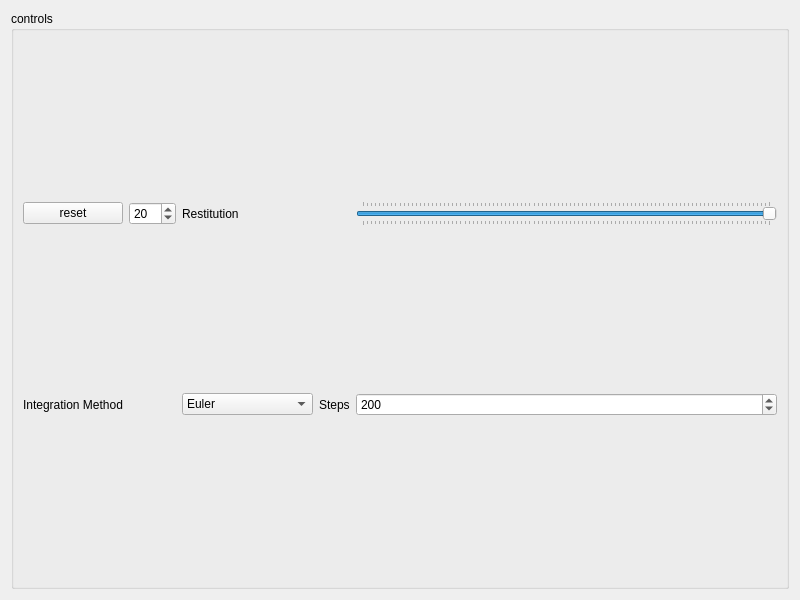
Before: the Qt Designer form ballcollision2d/Part2UI.ui in NCCA/10MinutePhysicsPY, drawn with Qt 5.
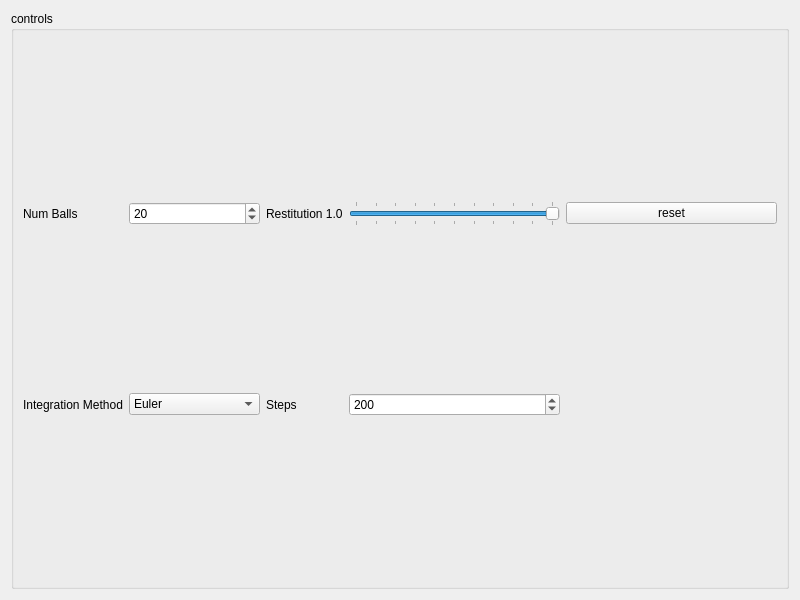
After: the same form once the commit is applied.

Commit message: added simple UI demo

Patch:
```diff
--- a/ballcollision2d/Part2UI.ui
+++ b/ballcollision2d/Part2UI.ui
@@ -20,7 +20,14 @@
       <string>controls</string>
      </property>
      <layout class="QGridLayout" name="gridLayout">
-      <item row="1" column="2">
+      <item row="0" column="0">
+       <widget class="QLabel" name="label_3">
+        <property name="text">
+         <string>Num Balls</string>
+        </property>
+       </widget>
+      </item>
+      <item row="1" column="1">
        <widget class="QComboBox" name="integration_method">
         <item>
          <property name="text">
@@ -44,23 +51,17 @@
         </item>
        </widget>
       </item>
-      <item row="0" column="0">
+      <item row="0" column="6">
        <widget class="QPushButton" name="reset">
         <property name="text">
          <string>reset</string>
         </property>
        </widget>
       </item>
-      <item row="1" column="4">
-       <widget class="QSpinBox" name="num_steps">
-        <property name="minimum">
-         <number>1</number>
-        </property>
-        <property name="maximum">
-         <number>1000</number>
-        </property>
-        <property name="value">
-         <number>200</number>
+      <item row="1" column="3">
+       <widget class="QLabel" name="label">
+        <property name="text">
+         <string>Steps</string>
         </property>
        </widget>
       </item>
@@ -71,7 +72,33 @@
         </property>
        </widget>
       </item>
-      <item row="0" column="4">
+      <item row="1" column="5">
+       <widget class="QSpinBox" name="num_steps">
+        <property name="minimum">
+         <number>1</number>
+        </property>
+        <property name="maximum">
+         <number>1000</number>
+        </property>
+        <property name="value">
+         <number>200</number>
+        </property>
+       </widget>
+      </item>
+      <item row="1" column="6">
+       <spacer name="horizontalSpacer">
+        <property name="orientation">
+         <enum>Qt::Orientation::Horizontal</enum>
+        </property>
+        <property name="sizeHint" stdset="0">
+         <size>
+          <width>40</width>
+          <height>20</height>
+         </size>
+        </property>
+       </spacer>
+      </item>
+      <item row="0" column="5">
        <widget class="QSlider" name="restitution_slider">
         <property name="maximum">
          <number>100</number>
@@ -87,27 +114,20 @@
         </property>
        </widget>
       </item>
-      <item row="1" column="3">
-       <widget class="QLabel" name="label">
-        <property name="text">
-         <string>Steps</string>
-        </property>
-       </widget>
-      </item>
-      <item row="0" column="2">
+      <item row="0" column="3">
        <widget class="QLabel" name="restitution_label">
         <property name="text">
-         <string>Restitution</string>
+         <string>Restitution 1.0</string>
         </property>
        </widget>
       </item>
       <item row="0" column="1">
        <widget class="QSpinBox" name="num_balls">
         <property name="minimum">
-         <number>1</number>
+         <number>2</number>
         </property>
         <property name="maximum">
-         <number>500</number>
+         <number>200</number>
         </property>
         <property name="value">
          <number>20</number>
```
The commit also changes 1 other file.
